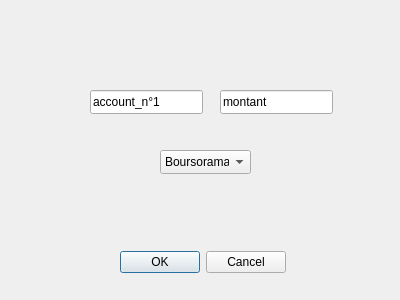
DjallalChafai/gestion-banque, file depot.ui: the form before one commit.
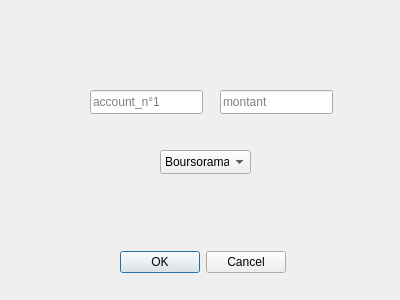
The form after the commit.

Patch:
```diff
--- a/depot.ui
+++ b/depot.ui
@@ -35,7 +35,7 @@
      <height>24</height>
     </rect>
    </property>
-   <property name="text">
+   <property name="placeholderText">
     <string>account_n°1</string>
    </property>
   </widget>
@@ -48,7 +48,7 @@
      <height>24</height>
     </rect>
    </property>
-   <property name="text">
+   <property name="placeholderText">
     <string>montant</string>
    </property>
   </widget>
```
